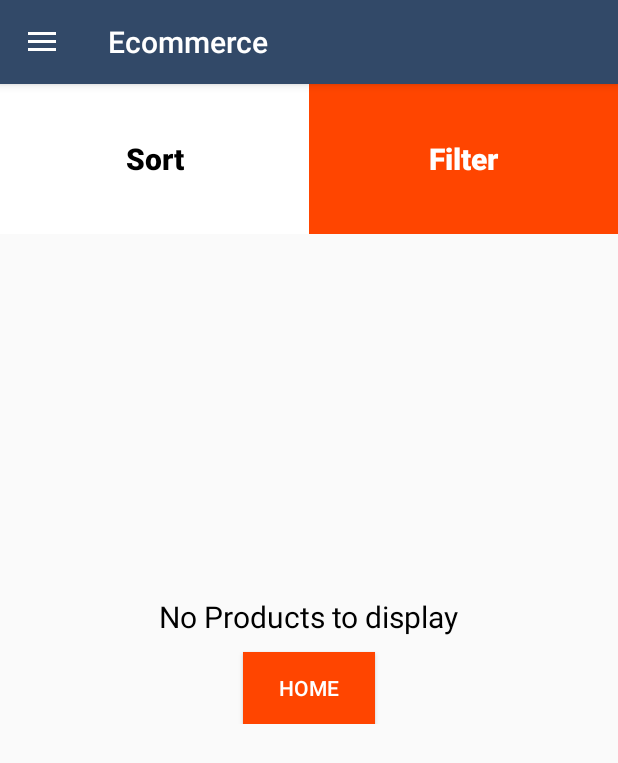
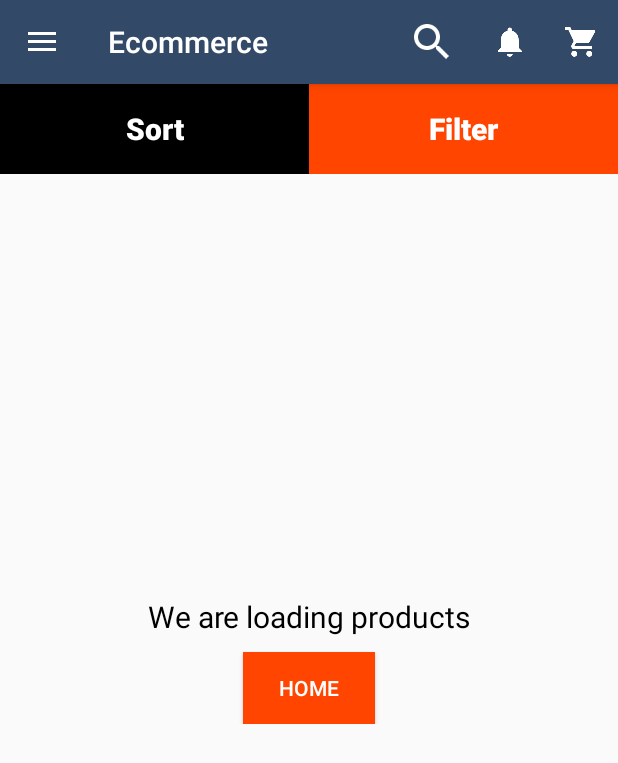
Before and after one commit to vaibhavdangayachvd/Ecommerce, an Android app: the fragment Product_List placed in its activity, on a phone screen of 412 x 824 dp. Shown: the top 763 px of the screen. Run offline under Robolectric (Android 15) with nearby library versions, the phone set to English and light mode, and no system bars; our stand-ins replace CircleImageView, Picasso, Volley; plain views replace SideBar; network calls fail; pictures from the network do not load; 7 statements that could not run were skipped.

Commit message:
Fix Crash and Added Menu

```diff
--- a/app/src/main/java/com/example/ecommerce/MainActivity.java
+++ b/app/src/main/java/com/example/ecommerce/MainActivity.java
@@ -7,6 +7,7 @@ import android.content.Intent;
 import android.content.SharedPreferences;
 import android.graphics.Color;
 import android.os.Bundle;
+import android.view.Menu;
 import android.view.MenuItem;
 import android.view.View;
 import android.view.ViewGroup;
@@ -144,6 +145,12 @@ public class MainActivity extends AppCompatActivity {
     }
 
     @Override
+    public boolean onCreateOptionsMenu(Menu menu) {
+        getMenuInflater().inflate(R.menu.main,menu);
+        return true;
+    }
+
+    @Override
     public boolean onOptionsItemSelected(MenuItem item) {
         if (item.getItemId() == android.R.id.home) {
             //When menu is clicked
--- a/app/src/main/res/layout/activity_login.xml
+++ b/app/src/main/res/layout/activity_login.xml
@@ -3,7 +3,7 @@
     xmlns:tools="http://schemas.android.com/tools"
     android:layout_width="match_parent"
     android:padding="40dp"
-    android:background="@drawable/login_background"
+    android:background="@drawable/register_login_background"
     android:layout_height="match_parent"
     android:orientation="vertical"
     tools:context=".Login">
--- a/app/src/main/res/layout/activity_product_list.xml
+++ b/app/src/main/res/layout/activity_product_list.xml
@@ -10,7 +10,7 @@
     <LinearLayout
         android:id="@+id/header"
         android:layout_width="match_parent"
-        android:layout_height="100dp"
+        android:layout_height="60dp"
         android:orientation="horizontal">
 
         <Button
@@ -18,11 +18,11 @@
             android:layout_width="wrap_content"
             android:layout_height="match_parent"
             android:layout_weight="1"
-            android:background="#ffffff"
+            android:background="#000000"
             android:gravity="center"
             android:text="Sort"
             android:textAllCaps="false"
-            android:textColor="#000000"
+            android:textColor="#FFFFFF"
             android:textSize="20sp"
             android:textStyle="bold"
             tools:ignore="HardcodedText,NestedWeights,SpUsage" />
@@ -67,7 +67,7 @@
             android:id="@+id/empty"
             android:layout_width="wrap_content"
             android:layout_height="wrap_content"
-            android:text="No Products to display"
+            android:text="We are loading products"
             android:textColor="#000000"
             android:textSize="20sp"
             android:layout_centerHorizontal="true"
--- a/app/src/main/res/layout/activity_register.xml
+++ b/app/src/main/res/layout/activity_register.xml
@@ -4,7 +4,7 @@
     android:layout_width="match_parent"
     android:orientation="vertical"
     android:padding="50dp"
-    android:background="@drawable/register_background"
+    android:background="@drawable/register_login_background"
     android:layout_height="match_parent"
     tools:context=".Register">
 
```
Also changed, not shown: app/src/main/res/drawable-v24/login_background.jpg (deleted), app/src/main/res/drawable/register_login_background.jpg (renamed from app/src/main/res/drawable/register_background.jpg).
